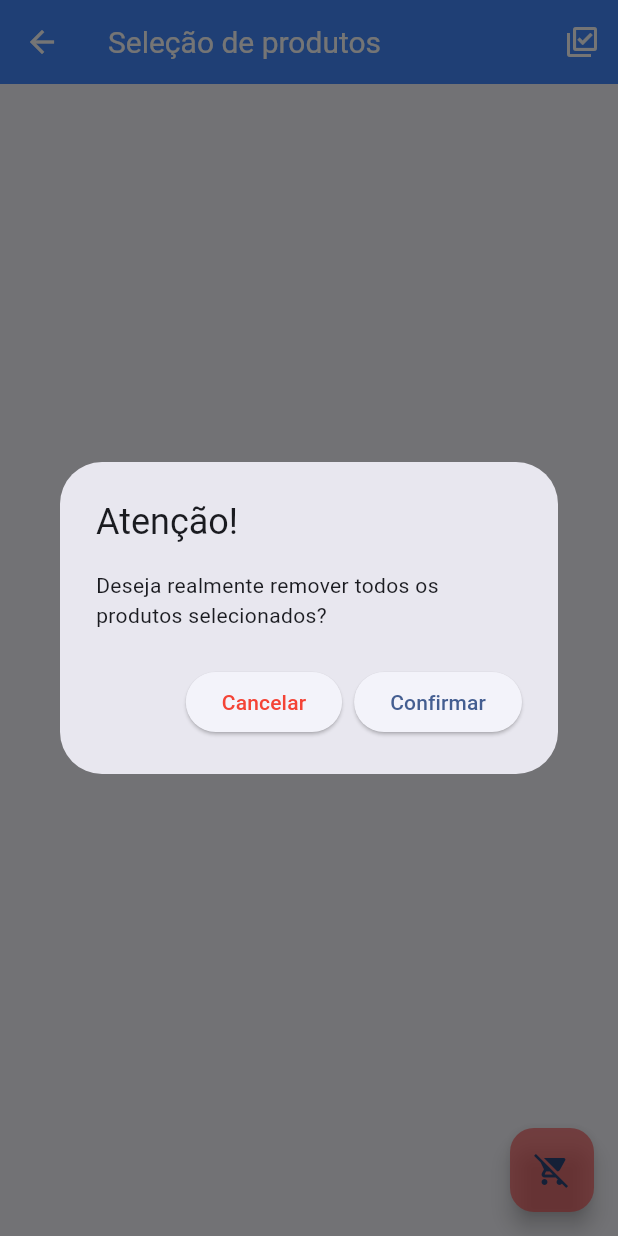
After one commit to Gabriel-Louzada/AppList, a Flutter app: the SelecaoScreen screen opened directly, after a tap on the "remove shopping cart" icon, on a phone screen of 412 x 824 dp. The commit adds this screen. Run offline on Flutter 3.47's test engine with Material 3 defaults, Android fonts, the phone set to English and light mode, and no system bars; our stand-ins replace sqflite; accounts and stored records are empty.

Commit message:
Criado a selecionar varios para remover

```diff
--- a/listfy/lib/models/produtoModels.dart
+++ b/listfy/lib/models/produtoModels.dart
@@ -4,13 +4,15 @@ class ProdutoModel {
   final double valor;
   final double quantidade;
   final int? pego;
+  bool isChecked = false;
 
   ProdutoModel(
       {this.id,
       required this.nome,
       required this.valor,
       required this.quantidade,
-      this.pego});
+      this.pego,
+      this.isChecked = false});
 
 //CONVERTE OS PRODUTOS EM UM MAP DE PRODUTOS
   Map<String, dynamic> toMap() {
@@ -19,7 +21,8 @@ class ProdutoModel {
       'nome': nome,
       'valor': valor,
       'quantidade': quantidade,
-      'pego': pego
+      'pego': pego,
+      'isChecked': isChecked
     };
   }
 
@@ -36,6 +39,6 @@ class ProdutoModel {
 //CONVERTE OS PRODUTOS EM UMA STRING
   @override
   String toString() {
-    return 'ProdutoModel(id: $id, nome: $nome, valor: $valor, quantidade: $quantidade, pego: $pego)';
+    return 'ProdutoModel(id: $id, nome: $nome, valor: $valor, quantidade: $quantidade, pego: $pego, isChecked: $isChecked)';
   }
 }
--- /dev/null
+++ b/listfy/lib/screen/selecaoscreen.dart
@@ -0,0 +1,83 @@
+import 'package:flutter/material.dart';
+import 'package:listfy/components/produtoSelecao.dart';
+import 'package:listfy/data/provider.dart';
+import 'package:provider/provider.dart';
+
+class SelecaoScreen extends StatefulWidget {
+  const SelecaoScreen({super.key});
+
+  @override
+  // ignore: library_private_types_in_public_api
+  _SelecaoScreenState createState() => _SelecaoScreenState();
+}
+
+class _SelecaoScreenState extends State<SelecaoScreen> {
+  @override
+  Widget build(BuildContext context) {
+    return Scaffold(
+      appBar: AppBar(
+        iconTheme: const IconThemeData(color: Colors.white),
+        backgroundColor: Colors.blueAccent,
+        title: const Text(
+          "Seleção de produtos",
+          style: TextStyle(color: Colors.white, fontSize: 20),
+        ),
+        actions: [
+          IconButton(
+              onPressed: () {
+                Provider.of<ProdutoProvider>(context, listen: false)
+                    .selecionarTodosProdutos();
+              },
+              icon: const Icon(Icons.library_add_check_outlined))
+        ],
+      ),
+      body: Consumer<ProdutoProvider>(
+        builder: (context, provider, child) {
+          return ListView.builder(
+            itemCount: provider.produtos.length + 1,
+            itemBuilder: (context, index) {
+              if (index == provider.produtos.length) {
+                return const SizedBox(height: 80);
+              } else {
+                final produtoProvider = provider.produtos[index];
+                return ProdutoSelecao(produto: produtoProvider);
+              }
+            },
+          );
+        },
+      ),
+      floatingActionButton: FloatingActionButton(
+        onPressed: () async {
+          showDialog(
+              context: context,
+              builder: (BuildContext context) {
+                return AlertDialog(
+                  title: const Text("Atenção!"),
+                  content: const Text(
+                      "Deseja realmente remover todos os produtos selecionados?"),
+                  actions: [
+                    ElevatedButton(
+                        onPressed: () {
+                          Navigator.pop(context);
+                        },
+                        child: const Text(
+                          "Cancelar",
+                          style: TextStyle(color: Colors.red),
+                        )),
+                    ElevatedButton(
+                        onPressed: () {
+                          Provider.of<ProdutoProvider>(context, listen: false)
+                              .removerSelecionados();
+                          Navigator.pop(context);
+                        },
+                        child: const Text("Confirmar"))
+                  ],
+                );
+              });
+        },
+        backgroundColor: const Color.fromARGB(153, 251, 66, 66),
+        child: const Icon(Icons.remove_shopping_cart),
+      ),
+    );
+  }
+}
```
Also changed, not shown: listfy/lib/components/opcoesProdutos.dart (+6 -1 lines), listfy/lib/components/produtoSelecao.dart (+22 -129 lines), listfy/lib/data/provider.dart (+50 -0 lines).
